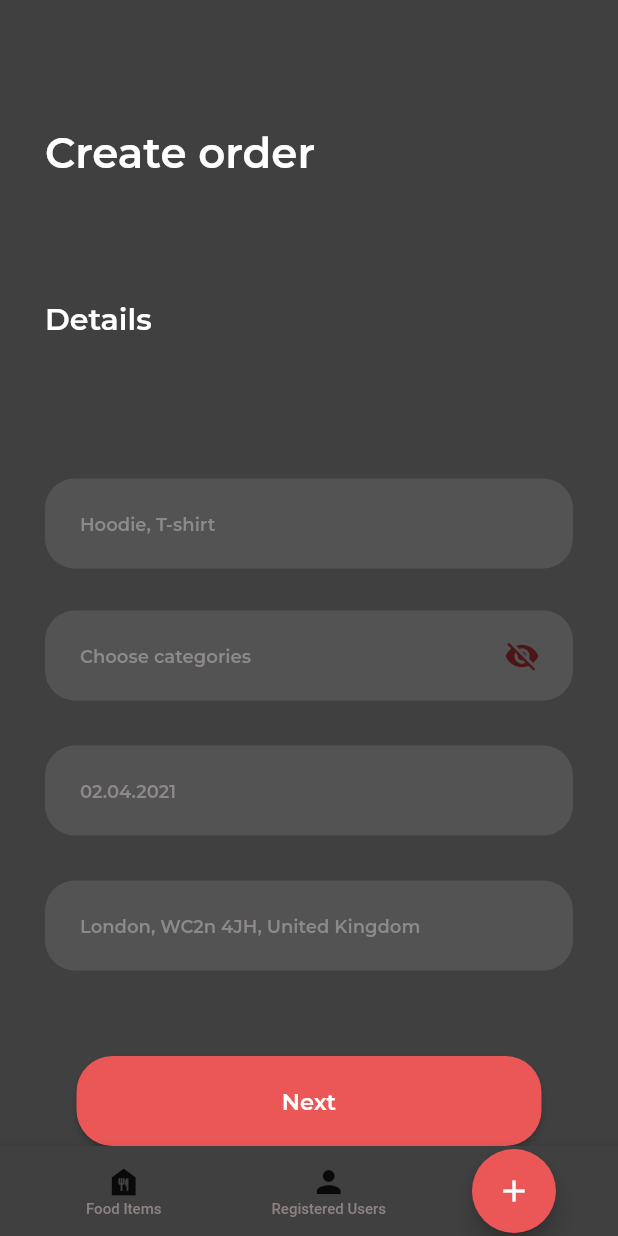
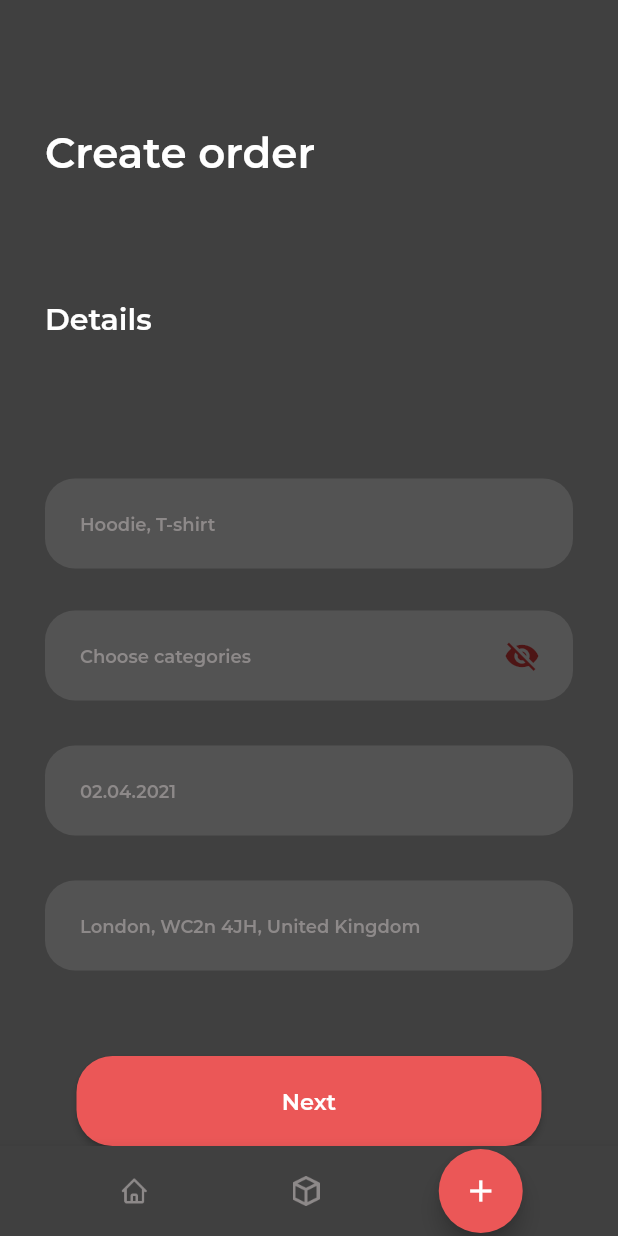
Before and after one commit to numanjaved14/Return-Post-Customer, a Flutter app: the MyNavigationBar screen opened directly, after a tap on the "add" icon, on a phone screen of 412 x 824 dp. Run offline on Flutter 3.47's test engine with Material 2 defaults, Android fonts, the phone set to English and light mode, and no system bars; our stand-ins replace cloud_firestore, dots_indicator, firebase_auth, firebase_core, firebase_storage, google_fonts and 2 more; accounts and stored records are empty; Roboto replaces fonts that are missing (Gilroy).

Commit message:
Icons Change

```diff
--- a/lib/main.dart
+++ b/lib/main.dart
@@ -1,5 +1,6 @@
 import 'package:couriercustomer/views/onboardingScreens/welcomeboarding.dart';
 import 'package:couriercustomer/views/screens/authentication/signinpage.dart';
+import 'package:couriercustomer/views/screens/bottom_nav.dart';
 import 'package:couriercustomer/views/screens/order_place/brand_select_screen.dart';
 import 'package:firebase_core/firebase_core.dart';
 import 'package:flutter/material.dart';
--- a/lib/views/screens/bottom_nav.dart
+++ b/lib/views/screens/bottom_nav.dart
@@ -45,17 +45,7 @@ class _MyNavigationBarState extends State<MyNavigationBar> {
                 child: Column(
                   mainAxisAlignment: MainAxisAlignment.center,
                   children: <Widget>[
-                    Icon(Icons.food_bank),
-                    Text(
-                      'Food Items',
-                      style: TextStyle(
-                        fontFamily: 'Gilroy',
-                        fontSize: 10,
-                        color: currentTab == 0
-                            ? Color.fromARGB(255, 78, 24, 167)
-                            : Color(0xff8d8282),
-                      ),
-                    )
+                    Image.asset(currentTab == 0 ? 'assets/pin.png' : 'assets/home.png',height: 20,)
                   ],
                 ),
               ),
@@ -75,17 +65,7 @@ class _MyNavigationBarState extends State<MyNavigationBar> {
                 child: Column(
                   mainAxisAlignment: MainAxisAlignment.center,
                   children: <Widget>[
-                    Icon(Icons.person),
-                    Text(
-                      'Registered Users',
-                      style: TextStyle(
-                        fontFamily: 'Gilroy',
-                        fontSize: 10,
-                        color: currentTab == 1
-                            ? Color.fromARGB(255, 29, 6, 112)
-                            : Color(0xff8d8282),
-                      ),
-                    )
+                   Image.asset(currentTab == 1 ? 'assets/vectorpink.png' : 'assets/vector.png',height: 20,)
                   ],
                 ),
               ),
```
Also changed, not shown: assets/home.png (added), assets/pin.png (added), assets/vector.png (added), assets/vectorpink.png (added).
